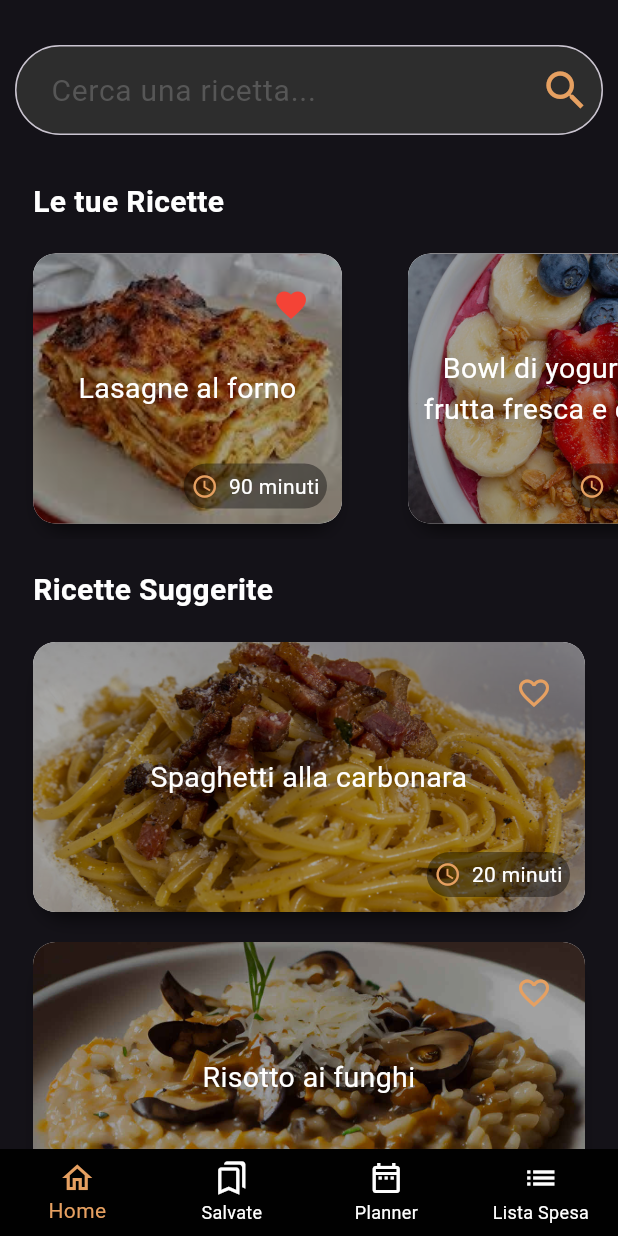
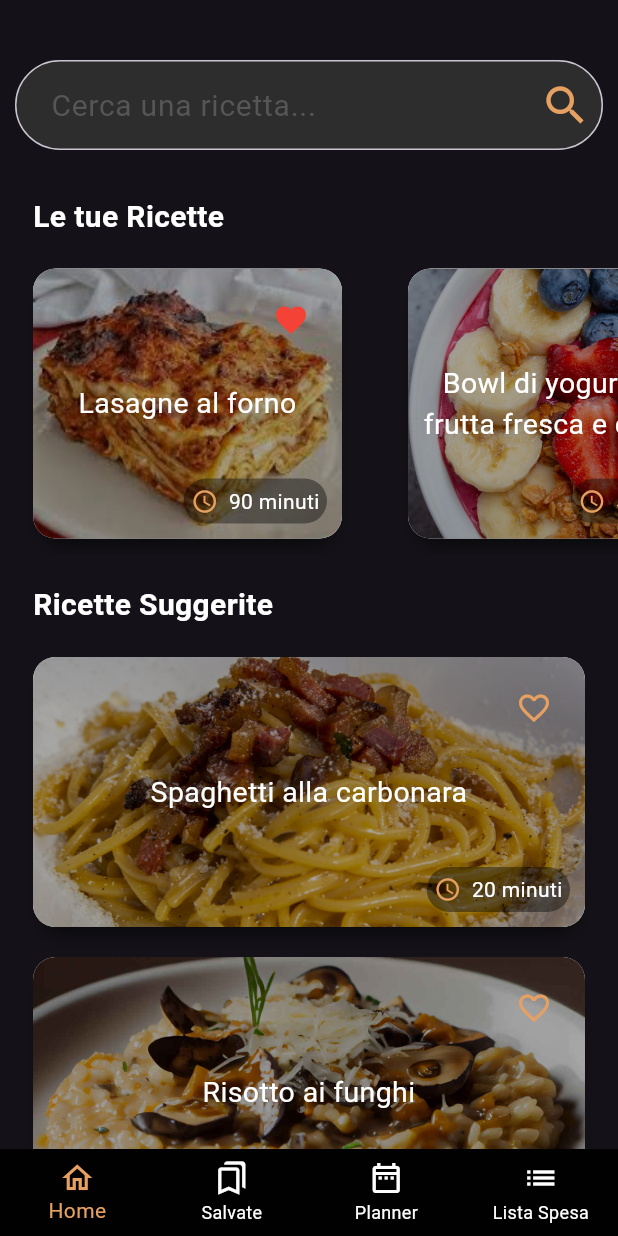
Before and after one commit to iamloll/Lavoro_Gruppo_Flutter_Vem_LA, a Flutter app: the screen it shows after launch, on a phone screen of 412 x 824 dp. Run offline on Flutter 3.47's test engine with Material 3 defaults, Android fonts, the phone set to English and light mode, and no system bars; our stand-ins replace accordion, image_picker; missing offline and left inert: choice.

Commit message:
fix sizedBox of search bar and alignement of procedimento input

```diff
--- a/zdor_app/lib/screens/home.dart
+++ b/zdor_app/lib/screens/home.dart
@@ -26,7 +26,7 @@ class _HomepageState extends State<Homepage> {
             return Column(
               crossAxisAlignment: CrossAxisAlignment.start,
               children: [
-                const SizedBox(height: 20),
+                const SizedBox(height: 30),
                 //BARRA DI RICERCA
                 RecipeSearchBar(
                   searchController: _searchController,
--- a/zdor_app/lib/widgets/recipe_detail/recipe_detail.dart
+++ b/zdor_app/lib/widgets/recipe_detail/recipe_detail.dart
@@ -84,7 +84,7 @@ class RecipeDetail extends StatelessWidget {
             const SizedBox(height: 20),
             //pROCEDIMENTO
             Column(
-              crossAxisAlignment: CrossAxisAlignment.start,
+              crossAxisAlignment: CrossAxisAlignment.stretch,
               children: [
                 const Text("Procedimento:", style: TextStyle(color: kWhiteColor)),
                 const SizedBox(height: 5),
```
